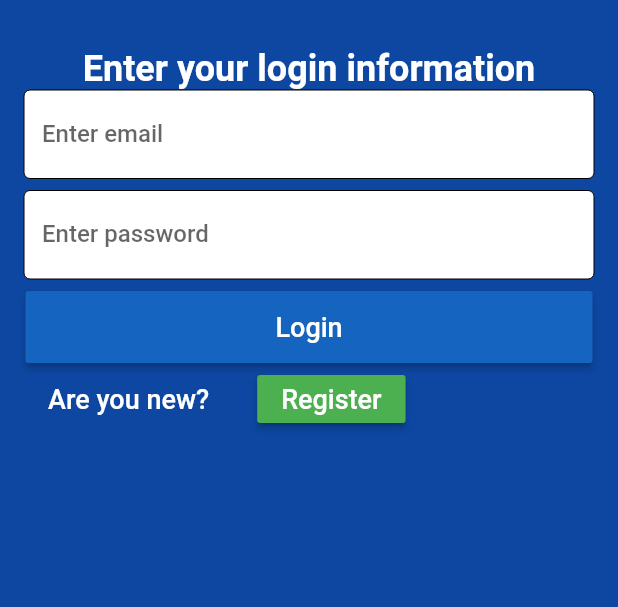
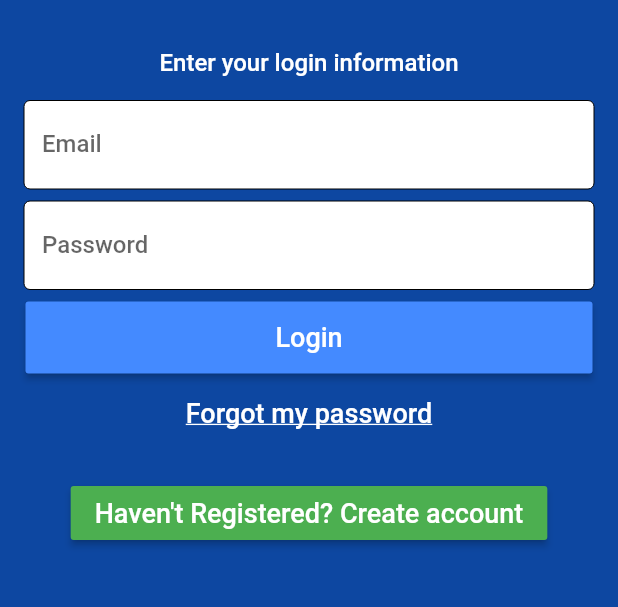
Before and after one commit to manish-poudel/surprize, a Flutter app: the screen it shows after launch, on a phone screen of 412 x 824 dp, the part 273-880 px from its top. Run offline on Flutter 3.47's test engine with Material 2 defaults, Android fonts, the phone set to English and light mode, and no system bars; our stand-ins replace country_code_picker; missing offline and left inert: flutter_country_picker, flutter_cupertino_date_picker.

Commit message:
Created registration layout

```diff
--- a/lib/CustomWidgets/CustomLabelTextFieldWidget.dart
+++ b/lib/CustomWidgets/CustomLabelTextFieldWidget.dart
@@ -9,10 +9,12 @@ class CustomLabelTextFieldWidget extends StatefulWidget{
   String _label ="";
   _CustomLabelTextFieldWidgetState _state;
   Color _color = Colors.white;
+  bool _enabled = true;
 
-  CustomLabelTextFieldWidget(String label, Color color){
+  CustomLabelTextFieldWidget(String label, Color color, {bool enabled}){
     _label = label;
     _color = color;
+    _enabled = enabled;
   }
 
 
@@ -22,7 +24,7 @@ class CustomLabelTextFieldWidget extends StatefulWidget{
   }
 
   State<StatefulWidget> createState(){
-     _state = new _CustomLabelTextFieldWidgetState(_label, _color);
+     _state = new _CustomLabelTextFieldWidgetState(_label, _color, _enabled);
      return _state;
   }
 }
@@ -30,13 +32,15 @@ class CustomLabelTextFieldWidget extends StatefulWidget{
 class _CustomLabelTextFieldWidgetState extends State <CustomLabelTextFieldWidget>
 {
   String _label = "";
+  bool _enabled = true;
   String _value ="";
   Color _color = Colors.white;
   final textFldcontroller = TextEditingController();
 
-  _CustomLabelTextFieldWidgetState(String label, Color color){
+  _CustomLabelTextFieldWidgetState(String label, Color color , bool enabled){
     _label = label;
     _color = color;
+    _enabled = enabled;
   }
 
   String getValue()
@@ -52,6 +56,7 @@ class _CustomLabelTextFieldWidgetState extends State <CustomLabelTextFieldWidget
         TextFormField(controller: textFldcontroller,
         decoration: InputDecoration(
           filled: true,
+          enabled: true,
           labelText:_label,
           fillColor: _color,
           border:InputBorder.none,
--- a/lib/CustomWidgets/Styles.dart
+++ b/lib/CustomWidgets/Styles.dart
@@ -1,5 +1,5 @@
 import 'package:flutter/material.dart';
-import '../AppColor.dart';
+import 'package:surprize/Helper/AppColor.dart';
 
 /***
  * Definitions of various elements and styles used throughout the application
--- a/lib/LoginPage.dart
+++ b/lib/LoginPage.dart
@@ -1,16 +1,27 @@
 import 'package:flutter/material.dart';
-import 'AppColor.dart';
+import 'package:surprize/Helper/AppColor.dart';
 import 'CustomWidgets/CustomLabelTextFieldWidget.dart';
 import 'CustomWidgets/CustomTextButtonWidget.dart';
+import 'Helper/AppHelper.dart';
 
 /*
 Login page template
  */
-class LoginPage extends StatelessWidget{
+class LoginPage extends StatefulWidget {
+
+  @override
+  State<StatefulWidget> createState() {
+    // TODO: implement createState
+    return LoginPageState();
+  }
+}
+
+  class LoginPageState extends State<LoginPage>{
+
   @override
   Widget build(BuildContext context) {
     // TODO: implement build
-   return new MaterialApp(
+    return MaterialApp(
       home:Scaffold(
         backgroundColor: AppColor.colorPrimary,
         body: Container(
@@ -27,50 +38,50 @@ class LoginPage extends StatelessWidget{
               Padding(
                 padding: const EdgeInsets.only(top: 32.0, left: 16.0, right: 16.0),
                 child: Container(
-                 child: Column(children: <Widget>[
+                  child: Column(
+                    children: <Widget>[
                     Text("Enter your login information",
-                       style: TextStyle(color:Colors.white, fontSize: 24.0, fontFamily: 'Roboto', fontWeight: FontWeight.bold )
+                        style: TextStyle(color:Colors.white, fontSize: 16.0, fontFamily: 'Roboto' )
                     ),
-                  CustomLabelTextFieldWidget("Enter email", Colors.white),
+                    Padding(
+                      padding: const EdgeInsets.only(top:16.0),
+                      child: CustomLabelTextFieldWidget("Email", Colors.white),
+                    ),
                     Padding(
                       padding: const EdgeInsets.only(top:8.0),
-                     child: CustomLabelTextFieldWidget("Enter password", Colors.white),
+                      child: CustomLabelTextFieldWidget("Password", Colors.white),
                     ),
                     Padding(
                       padding: const EdgeInsets.only(left: 1.0,top:8.0,right:1.0),
                       child: SizedBox(
                         width: double.infinity,
                         height: 48.0,
-                       child:CustomTextButtonWidget("Login", AppColor.colorPrimaryLight, ()=> {}),
-                     ),
-                   ),
-                  Center(
-                    child: Padding(
-                      padding: const EdgeInsets.only(top:8.0),
-                      child: Row(children: <Widget>[
-                        Padding(
-                          padding: const EdgeInsets.only(left:16.0),
-                          child: Text("Are you new?",
-                              style: TextStyle(color:Colors.white, fontSize: 18.0, fontFamily: 'Roboto')
+                        child:CustomTextButtonWidget("Login", Colors.blueAccent, ()=> {}),
                       ),
                     ),
                     Padding(
-                          padding: const EdgeInsets.only(left:32.0),
-                          child: SizedBox(
-                            height: 32.0,
-                            child:CustomTextButtonWidget("Register", Colors.green, ()=> {}),
+                      padding: const EdgeInsets.all(16.0),
+                      child: GestureDetector(
+                        child: Text("Forgot my password",
+                            style: TextStyle(color:Colors.white, fontSize: 18.0, fontFamily: 'Roboto', decoration: TextDecoration.underline)
                         ),
-                        )
-                      ],),
+                        onTap: (){
+
+                        },
                       ),
-                  )
+                    ),
+                    Padding(
+                      padding: const EdgeInsets.all(16.0),
+                      child: CustomTextButtonWidget("Haven't Registered? Create account", Colors.green,
+                              ()=> AppHelper.goToPage(context, false, '/registrationPage')),
+                    ),
                   ],),
                 ),
               )
             ],
           ),
         ),
-     )
+      ) ,
     );
   }
 
--- a/lib/main.dart
+++ b/lib/main.dart
@@ -1,5 +1,6 @@
 import 'package:flutter/material.dart';
 import 'LoginPage.dart';
+import 'RegistrationPage.dart';
 
 void main() => runApp(EntryPoint());
 
@@ -7,7 +8,18 @@ class EntryPoint extends StatelessWidget{
   @override
   Widget build(BuildContext context) {
     // TODO: implement build
-    return LoginPage();
+    return new MaterialApp(
+      home:handleCurrentScreen(),
+      routes: <String, WidgetBuilder>{
+        '/loginPage': (BuildContext context) => LoginPage(),
+        '/registrationPage': (BuildContext context) => RegistrationPage()
+      },
+    );
   }
 
+  Widget handleCurrentScreen(){
+    if(true){
+      return LoginPage();
+    }
+  }
 }
```
Also changed, not shown: lib/CustomWidgets/CustomCountryPickerWidget.dart (added, +29 -0 lines), lib/CustomWidgets/CustomDatePickerWidget.dart (added, +84 -0 lines), lib/CustomWidgets/CustomDropDownWidget.dart (added, +48 -0 lines), lib/CustomWidgets/CustomIconButtonWidget.dart (added, +21 -0 lines), lib/CustomWidgets/CustomMultiLineTextFieldWidget.dart (added, +74 -0 lines), lib/CustomWidgets/CustomPhoneNumberWidget.dart (added, +53 -0 lines), lib/Helper/AppHelper.dart (added, +68 -0 lines), lib/RegistrationPage.dart (added, +146 -0 lines), pubspec.yaml (+8 -0 lines), fonts/zfraktur-eYe-FS.ttf (added), lib/Helper/AppColor.dart (renamed from lib/AppColor.dart). Lines whose indentation alone changed are shown as unchanged.
